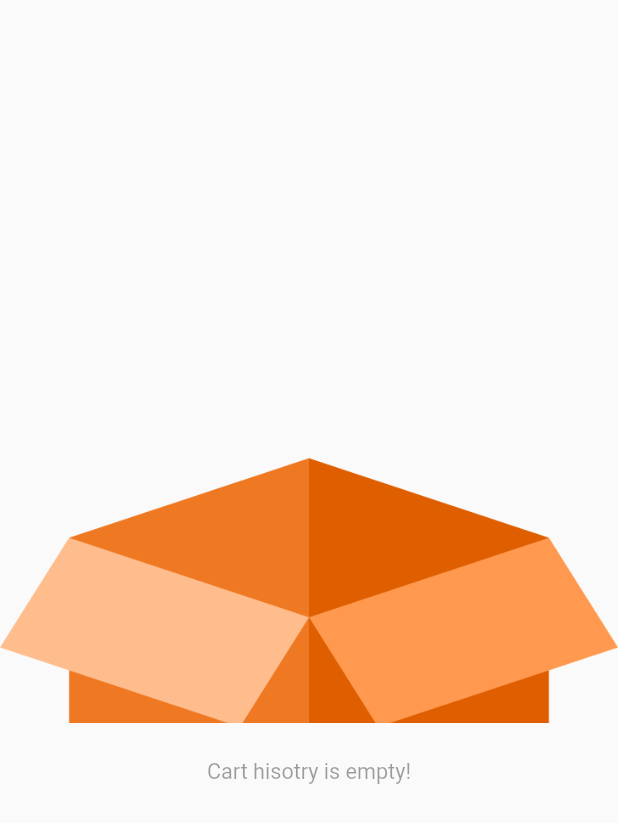
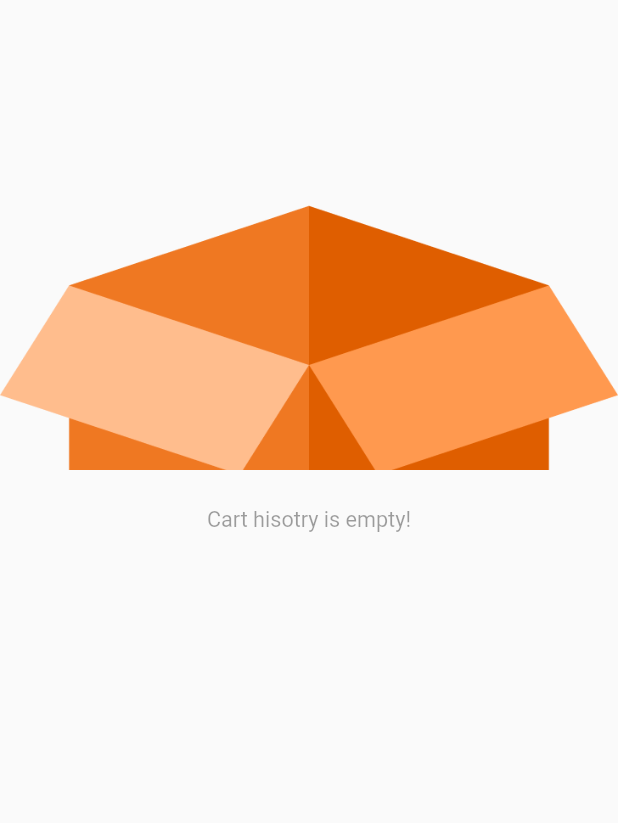
Before and after one commit to leminhmy/store_shoes_app, a Flutter app: the NoDataPage widget shown alone on an empty page, opened directly, on a phone screen of 412 x 824 dp. Shown: the top 823 px of the screen. Run offline on Flutter 3.47's test engine with Material 2 defaults, Android fonts, the phone set to English and light mode, and no system bars; our stand-ins replace dots_indicator, firebase_core, firebase_messaging, flutter_colorpicker, flutter_local_notifications, get and 3 more; accounts and stored records are empty; network calls fail.

```diff
--- a/lib/components/base/no_data_page.dart
+++ b/lib/components/base/no_data_page.dart
@@ -1,4 +1,5 @@
 import 'package:flutter/material.dart';
+import 'package:store_shoes_app/utils/dimensions.dart';
 
 class NoDataPage extends StatelessWidget {
   final String text;
@@ -7,7 +8,11 @@ class NoDataPage extends StatelessWidget {
 
   @override
   Widget build(BuildContext context) {
-    return Expanded(
+    return SizedBox(
+      height: Dimensions.height50*10,
+      child: Column(
+        children: [
+          Expanded(
             child: Column(
               mainAxisAlignment: MainAxisAlignment.center,
               crossAxisAlignment: CrossAxisAlignment.stretch,
@@ -28,6 +33,9 @@ class NoDataPage extends StatelessWidget {
                 )
               ],
             ),
+          ),
+        ],
+      ),
     );
   }
 }
--- a/lib/controller/auth_controller.dart
+++ b/lib/controller/auth_controller.dart
@@ -39,6 +39,7 @@ class AuthController extends GetxController implements GetxService{
     if (response.statusCode == 200) {
 
       authRepo.saveUserToken(response.body["token"]);
+
       responseModel = ResponseModel(true, response.body["token"]);
     } else {
       responseModel = ResponseModel(false, response.statusText!);
--- a/lib/main.dart
+++ b/lib/main.dart
@@ -11,6 +11,7 @@ import 'package:store_shoes_app/notificationservice/local_notification_service.d
 import 'package:store_shoes_app/routes/route_helper.dart';
 
 import 'package:get/get.dart';
+import 'package:store_shoes_app/severs/sever_socketio/socketio_client.dart';
 
 import 'controller/cart_controller.dart';
 import 'controller/user_controller.dart';
@@ -68,6 +69,7 @@ class MyApp extends StatelessWidget {
                   builder: (_) {
                     return GetBuilder<UserController>(
                         builder: (_) {
+
                           return GetBuilder<OrderController>(
                               builder: (_) {
                                 return GetBuilder<MessagesController>(
--- a/lib/screens/auth/sign_in_page.dart
+++ b/lib/screens/auth/sign_in_page.dart
@@ -84,6 +84,7 @@ class _SignInPageState extends State<SignInPage> {
             Get.toNamed(RouteHelper.getInitial());
             Get.find<OrderController>().getOrderList();
             Get.find<UserController>().getUserInfo();
+
             print("Login success");
           }else{
             Navigator.pop(dialogContext);
--- a/lib/screens/home_page/components/popular_product.dart
+++ b/lib/screens/home_page/components/popular_product.dart
@@ -236,9 +236,7 @@ class _PopularProductsState extends State<PopularProducts> {
                 ),
               );
             }),
-          ):SizedBox(
-          height: Dimensions.height50*5,
-            child: NoDataPage(text: "Popular is Empty")),
+          ):NoDataPage(text: "Popular is Empty"),
         ],
       ),
     );
--- a/lib/screens/home_page/main_home_page.dart
+++ b/lib/screens/home_page/main_home_page.dart
@@ -31,7 +31,6 @@ class MainHomePage extends StatefulWidget {
 
 class _MainHomePageState extends State<MainHomePage> {
   int _selectedIndex = 0;
-  int? userId;
 
   List page = [
     HomePage(),
@@ -60,8 +59,7 @@ class _MainHomePageState extends State<MainHomePage> {
       Get.find<UserController>().getUserInfo().then((status) {
         if(status.isSuccess){
           Get.find<UserController>().getUserInfo();
-          userId = Get.find<UserController>().userModel!.id!;
-          SeverSocketIo().connect(userId);
+
           Get.find<MessagesController>().getMessages();
 
         }
@@ -93,6 +91,7 @@ class _MainHomePageState extends State<MainHomePage> {
           BottomNavigationBarItem(
             icon: GetBuilder<AuthController>(
               builder: (authController) {
+
                 return GetBuilder<MessagesController>(
                   builder: (messagesController) {
                     // connect(userId);
--- a/lib/severs/sever_socketio/socketio_client.dart
+++ b/lib/severs/sever_socketio/socketio_client.dart
@@ -9,7 +9,7 @@ import '../../utils/app_contants.dart';
 
 class SeverSocketIo {
 
-   IO.Socket socket = IO.io("http://192.168.1.21:5000",<String, dynamic>{
+  static IO.Socket socket = IO.io(AppConstants.SOCKETIO_URI,<String, dynamic>{
     "transports":["websocket"],
     "autoConnect":false,
   });
--- a/lib/utils/app_contants.dart
+++ b/lib/utils/app_contants.dart
@@ -4,12 +4,12 @@ class AppConstants{
 
 
   //product
-  static const String BASE_URL = "http://192.168.1.21/";
+  static const String BASE_URL = "https://leminhmy.ml/";
   static const String UPLOAD_URL = "uploads/";
   static const String LEATHER_PRODUCT_URI = "api/v1/products/leather";
   static const String SHOES_PRODUCT_URI = "api/v1/products/shoes";
   static const String SHOES_TYPE_URI = "api/v1/products/shoes-types";
-  static const String SHOES_UPDATE = "api/v1/products/update";
+  static const String SHOES_UPDATE = "api/v1/adproducts/update";
 
 
   //auth and user end points
@@ -25,8 +25,8 @@ class AppConstants{
 
 
   //uploadfile
-  static const String UPLOAD_FILE_URI = "api/v1/products/uploadfile";
-  static const String ADD_PRODUCT_URI = "api/v1/products/add";
+  static const String UPLOAD_FILE_URI = "api/v1/adproducts/uploadfile";
+  static const String ADD_PRODUCT_URI = "api/v1/adproducts/add";
 
   //messages
 
@@ -62,6 +62,6 @@ class AppConstants{
 
 
   //delete
-  static const String PRODUCT_DELETE_URL = "api/v1/products/delete";
+  static const String PRODUCT_DELETE_URL = "api/v1/adproducts/delete";
 
 }
```
Also changed, not shown: lib/controller/messages_controller.dart (+8 -6 lines), lib/controller/shoes_controller.dart (+5 -2 lines), lib/controller/user_controller.dart (+6 -1 lines), lib/screens/add_product_page/add_product_page.dart (+10 -3 lines), lib/screens/home_page/components/home_page.dart (+7 -3 lines), lib/screens/home_page/components/slider_banner.dart (+6 -4 lines), lib/screens/messaging_page/messages_page.dart (+25 -10 lines), lib/screens/messaging_page/messaging_page.dart (+4 -30 lines). Lines whose indentation alone changed are shown as unchanged.
